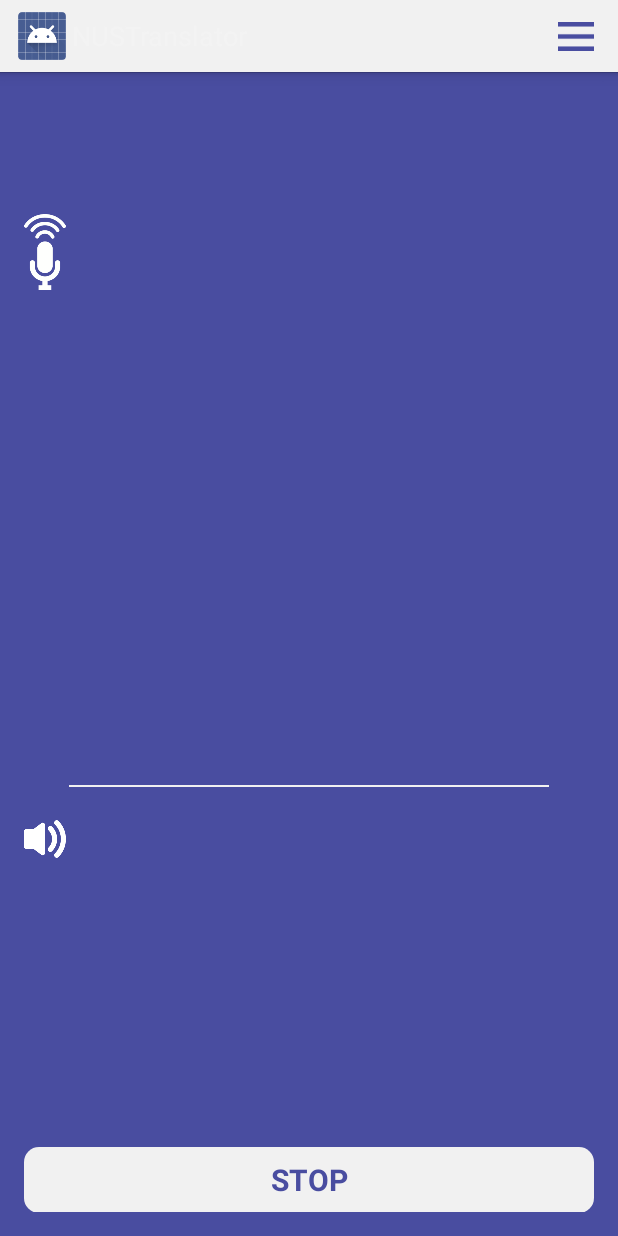
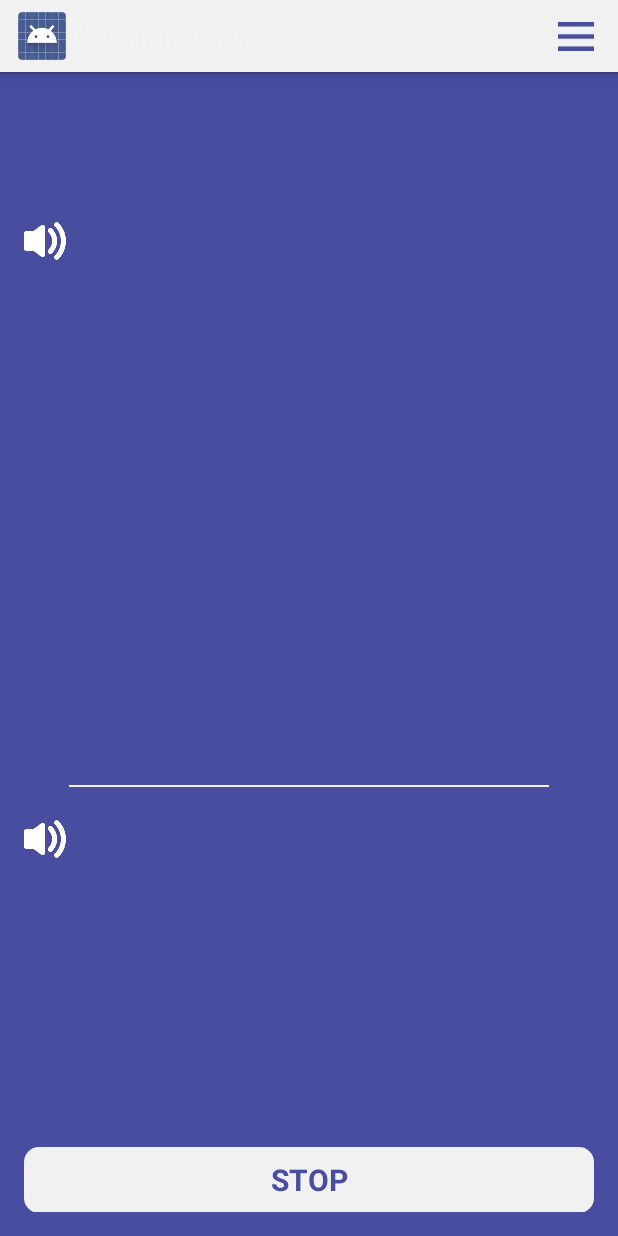
Before and after one commit to SeanNguyen/nustranslator, an Android app: the screen it shows after launch (MainActivity), after a tap on an icon or button, on a phone screen of 412 x 824 dp. Run offline under Robolectric (Android 15) with nearby library versions, the phone set to English and light mode, and no system bars; libraries missing offline, so code that uses them is left out: junit.framework; 3 other taps on this screen came first.

Commit message:
update xml

```diff
--- a/andoird/app/src/main/res/layout/session_active.xml
+++ b/andoird/app/src/main/res/layout/session_active.xml
@@ -15,10 +15,17 @@
         android:layout_weight="70"
         android:orientation="horizontal">
 
-        <ImageView
+<!--        <ImageView
             android:layout_width="28dp"
             android:layout_height="wrap_content"
-            android:src="@drawable/mic_icon"/>
+            android:src="@drawable/mic_icon"/>-->
+        <Button
+            android:id="@+id/playBackVideoButton1"
+            android:layout_width="28dp"
+            android:layout_height="25dp"
+            android:background="@drawable/speaker_icon"
+            android:onClick="playBackVideo1"
+            android:layout_marginTop="100dp"/>
 
         <LinearLayout
             android:layout_width="match_parent"
```
